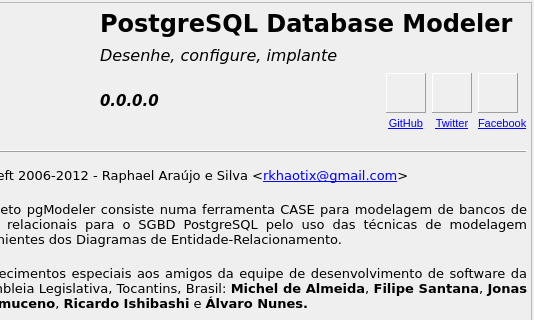
This is pgmodeler_ui/ui/formsobre.ui in pgmodeler/pgmodeler as Qt 5 draws it before an edit; both pictures show x 111 to 645 and y 0 to 320 of the 645 by 520 pixel window. The edited form follows.
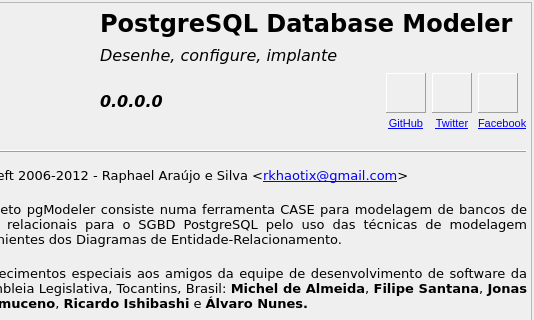
This is the edited form. Icons and pictures are not drawn.

Patch:
```diff
--- a/pgmodeler_ui/ui/formsobre.ui
+++ b/pgmodeler_ui/ui/formsobre.ui
@@ -317,7 +317,7 @@
           <property name="font">
            <font>
             <family>DejaVu Sans</family>
-            <pointsize>11</pointsize>
+            <pointsize>12</pointsize>
             <weight>75</weight>
             <italic>true</italic>
             <bold>true</bold>
```
